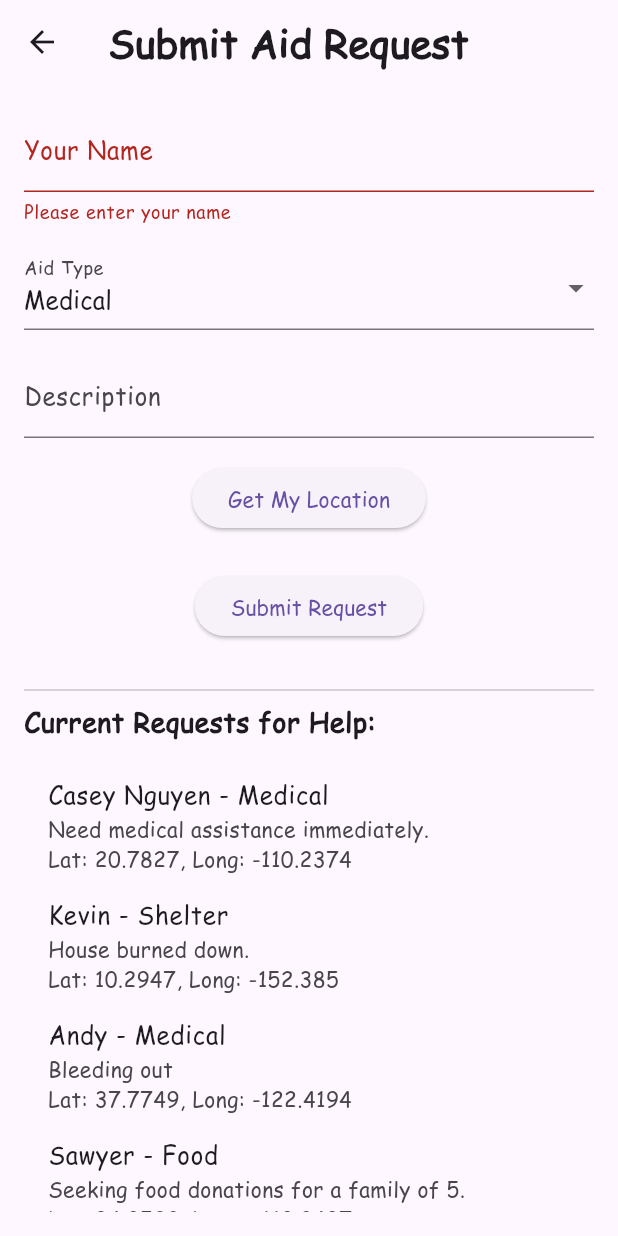
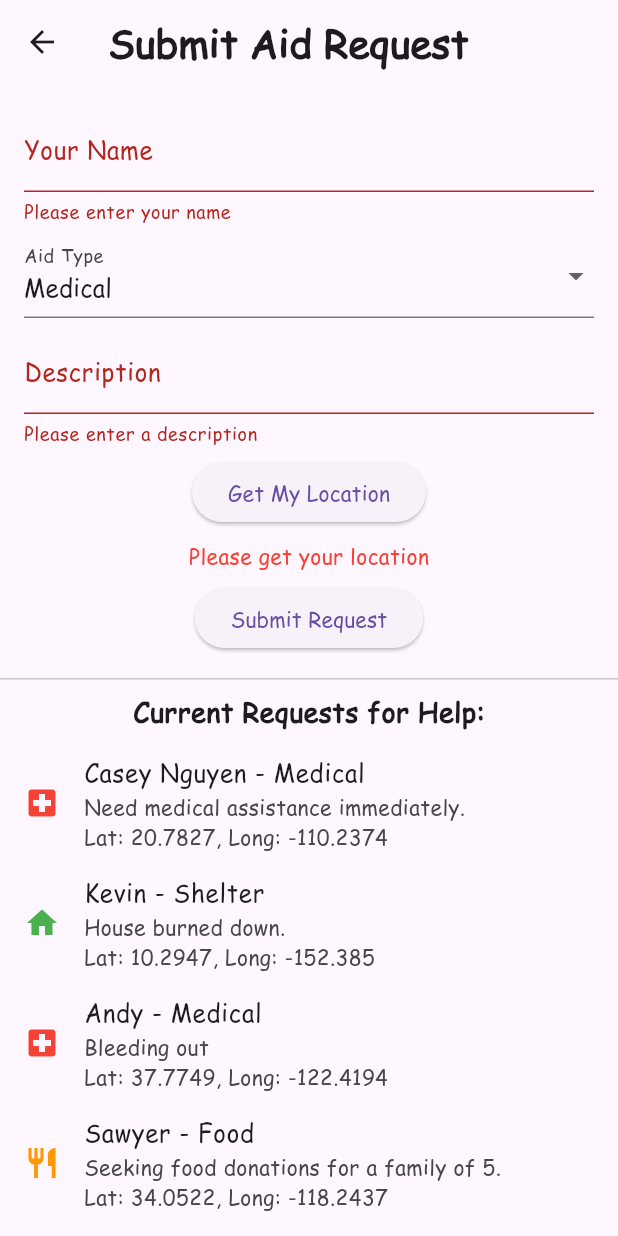
Before and after one commit to ceenguyen05/CS3354Project, a Flutter app: the RequestPostingScreen screen opened directly, after a tap on "Submit Request", on a phone screen of 412 x 824 dp. Run offline on Flutter 3.47's test engine with Material 3 defaults, Android fonts, the phone set to English and light mode, and no system bars; our stand-ins replace geolocator.

Commit message:
added validators to request screen, added fixed form and scroll to see requests

```diff
--- a/code_1/lib/screens/request_posting_screen.dart
+++ b/code_1/lib/screens/request_posting_screen.dart
@@ -21,13 +21,8 @@ class _RequestPostingScreenState extends State<RequestPostingScreen> {
   String _description = '';
   String _name = '';
   Position? _location;
-  late Future<List<Request>> _currentRequests;
-
-  @override
-  void initState() {
-    super.initState();
-    _currentRequests = fetchCurrentRequests();
-  }
+  bool _locationMissingError = false;
+  final List<Request> _submittedRequests = [];
 
   Future<void> _getLocation() async {
     final permission = await Geolocator.checkPermission();
@@ -35,10 +30,17 @@ class _RequestPostingScreenState extends State<RequestPostingScreen> {
       await Geolocator.requestPermission();
     }
     final position = await Geolocator.getCurrentPosition();
-    setState(() => _location = position);
+    setState(() {
+      _location = position;
+      _locationMissingError = false; // Clear error if location is retrieved
+    });
   }
 
   void _submitRequest() {
+    setState(() {
+      _locationMissingError = _location == null;
+    });
+
     if (_formKey.currentState!.validate() && _location != null) {
       _formKey.currentState!.save();
 
@@ -57,20 +59,39 @@ class _RequestPostingScreenState extends State<RequestPostingScreen> {
       );
 
       setState(() {
-        _currentRequests = Future.value(_currentRequestsList);
-        // Reset the form fields and location
+        _submittedRequests.add(request);
         _formKey.currentState!.reset();
         _location = null;
         _aidType = 'Medical';
         _description = '';
         _name = '';
+        _locationMissingError = false;
       });
     }
   }
 
-  List<Request> get _currentRequestsList => _location != null ? _currentRequestsListInternal : [];
+  Icon _getAidIcon(String type) {
+    switch (type) {
+      case 'Medical':
+        return const Icon(Icons.local_hospital, color: Colors.red);
+      case 'Food':
+        return const Icon(Icons.restaurant, color: Colors.orange);
+      case 'Shelter':
+        return const Icon(Icons.home, color: Colors.green);
+      default:
+        return const Icon(Icons.help_outline);
+    }
+  }
 
-  List<Request> _currentRequestsListInternal = [];
+  @override
+  void initState() {
+    super.initState();
+    fetchCurrentRequests().then((requests) {
+      setState(() {
+        _submittedRequests.addAll(requests);
+      });
+    });
+  }
 
   @override
   Widget build(BuildContext context) {
@@ -78,31 +99,25 @@ class _RequestPostingScreenState extends State<RequestPostingScreen> {
       appBar: AppBar(
         title: const Text(
           'Submit Aid Request',
-          style: TextStyle(
-            fontSize: 26,
-            fontWeight: FontWeight.bold,
+          style: TextStyle(fontSize: 26, fontWeight: FontWeight.bold),
         ),
       ),
-      ),
-      body: Padding(
+      body: Column(
+        children: [
+          // Form Section
+          Padding(
             padding: const EdgeInsets.all(16.0),
-        child: ListView(
-          children: [
-            Form(
+            child: Form(
               key: _formKey,
               child: Column(
                 children: [
                   TextFormField(
                     decoration: const InputDecoration(labelText: 'Your Name'),
                     onSaved: (value) => _name = value ?? '',
-                    validator: (value) {
-                      if (value == null || value.isEmpty) {
-                        return 'Please enter your name';
-                      }
-                      return null;
-                    },
+                    validator: (value) =>
+                        (value == null || value.isEmpty) ? 'Please enter your name' : null,
                   ),
-                  const SizedBox(height: 16),
+                  const SizedBox(height: 8),
                   DropdownButtonFormField<String>(
                     value: _aidType,
                     items: ['Medical', 'Food', 'Shelter']
@@ -111,12 +126,14 @@ class _RequestPostingScreenState extends State<RequestPostingScreen> {
                     onChanged: (value) => setState(() => _aidType = value!),
                     decoration: const InputDecoration(labelText: 'Aid Type'),
                   ),
-                  const SizedBox(height: 16),
+                  const SizedBox(height: 8),
                   TextFormField(
                     decoration: const InputDecoration(labelText: 'Description'),
                     onSaved: (value) => _description = value ?? '',
+                    validator: (value) =>
+                        (value == null || value.isEmpty) ? 'Please enter a description' : null,
                   ),
-                  const SizedBox(height: 16),
+                  const SizedBox(height: 8),
                   ElevatedButton(
                     onPressed: _getLocation,
                     child: const Text('Get My Location'),
@@ -128,7 +145,15 @@ class _RequestPostingScreenState extends State<RequestPostingScreen> {
                         'Lat: ${_location!.latitude}, Long: ${_location!.longitude}',
                       ),
                     ),
-                  const SizedBox(height: 24),
+                  if (_locationMissingError)
+                    const Padding(
+                      padding: EdgeInsets.only(top: 8.0),
+                      child: Text(
+                        'Please get your location',
+                        style: TextStyle(color: Colors.red),
+                      ),
+                    ),
+                  const SizedBox(height: 8),
                   ElevatedButton(
                     onPressed: _submitRequest,
                     child: const Text('Submit Request'),
@@ -136,43 +161,34 @@ class _RequestPostingScreenState extends State<RequestPostingScreen> {
                 ],
               ),
             ),
-            const SizedBox(height: 24),
-            const Divider(),
-            const Text(
+          ),
+          const Divider(height: 1),
+          const Padding(
+            padding: EdgeInsets.symmetric(vertical: 8.0),
+            child: Text(
               "Current Requests for Help:",
               style: TextStyle(fontSize: 18, fontWeight: FontWeight.bold),
             ),
-            const SizedBox(height: 16),
-            FutureBuilder<List<Request>>(
-              future: _currentRequests,
-              builder: (context, snapshot) {
-                if (snapshot.connectionState == ConnectionState.waiting) {
-                  return const Center(child: CircularProgressIndicator());
-                } else if (snapshot.hasError) {
-                  return const Center(child: Text('Error loading requests.'));
-                } else if (!snapshot.hasData || snapshot.data!.isEmpty) {
-                  return const Center(child: Text('No current requests for help.'));
-                }
-
-                final requests = snapshot.data!;
-                _currentRequestsListInternal = requests;
-
-                return ListView.builder(
-                  shrinkWrap: true,
-                  physics: const NeverScrollableScrollPhysics(),
-                  itemCount: requests.length,
+          ),
+          // List of Requests
+          Expanded(
+            child: _submittedRequests.isEmpty
+                ? const Center(child: Text('No current requests for help.'))
+                : ListView.builder(
+                    itemCount: _submittedRequests.length,
                     itemBuilder: (context, index) {
-                    final request = requests[index];
+                      final request = _submittedRequests[index];
                       return ListTile(
+                        leading: _getAidIcon(request.type),
                         title: Text('${request.name} - ${request.type}'),
-                      subtitle: Text('${request.description}\nLat: ${request.latitude}, Long: ${request.longitude}'),
-                    );
-                  },
+                        subtitle: Text(
+                          '${request.description}\nLat: ${request.latitude}, Long: ${request.longitude}',
+                        ),
                       );
                     },
                   ),
+          ),
         ],
-        ),
       ),
     );
   }
```
Also changed, not shown: 1 other file. Lines whose indentation alone changed are shown as unchanged.
